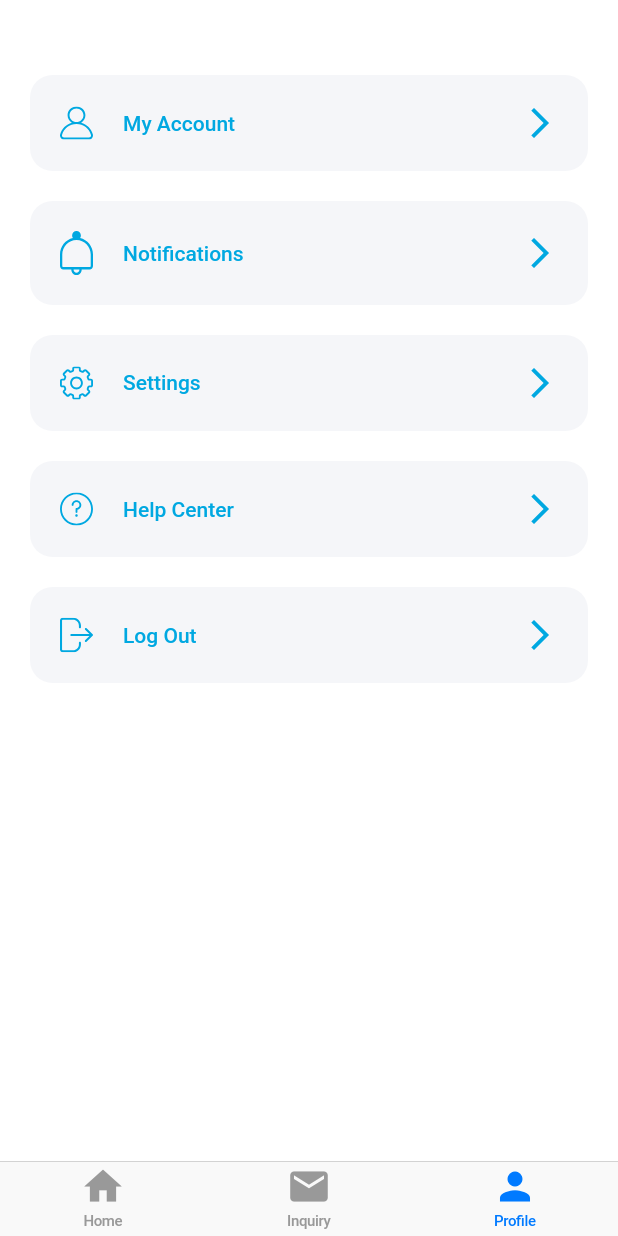
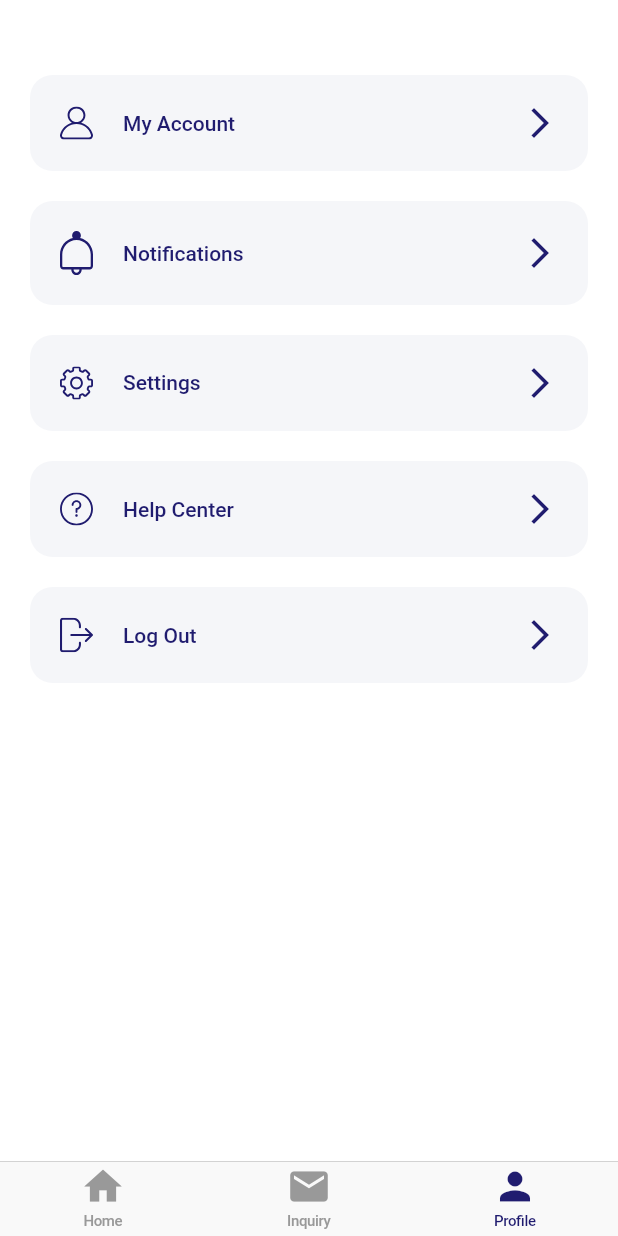
Before and after one commit to AliJasim03/Awal, a Flutter app: the screen it shows after launch, item 3 of the bottom bar chosen, on a phone screen of 412 x 824 dp. Run offline on Flutter 3.47's test engine with Material 2 defaults, Android fonts, the phone set to English and light mode, and no system bars; our stand-ins replace flutter_svg.

Commit message:
[Colors & Font] fixes

```diff
--- a/lib/components/category_card.dart
+++ b/lib/components/category_card.dart
@@ -38,7 +38,7 @@ class CategoryCard extends StatelessWidget {
               alignment: Alignment.bottomRight,
               child: Icon(
                 Icons.arrow_forward_ios_outlined,
-                color: kPrimaryColor,
+                color: kPrimaryColorDark,
               ),
             ),
           ),
--- a/lib/constants.dart
+++ b/lib/constants.dart
@@ -1,11 +1,11 @@
 import 'package:flutter/material.dart';
 
-const kPrimaryColor = Color.fromRGBO(0, 168, 225, 100);
+const kPrimaryColor = Color.fromRGBO(0, 169, 225, 1);
 
-const kPrimaryColorDark = Color.fromRGBO(32, 28, 111, 100);
-// const kPrimaryColorDark = Color.fromRGBO(6, 28, 115, 100);
+const kPrimaryColorDark = Color.fromRGBO(32, 28, 111, 1);
+// const kPrimaryColorDark = Color.fromRGBO(6, 28, 115, 1);
 
-const kSecondryColor = Color.fromRGBO(119, 129, 123, 100);
+const kSecondryColor = Color.fromRGBO(119, 129, 123, 1);
 
 const kSecondryColorDark = Colors.black;
 
--- a/lib/main.dart
+++ b/lib/main.dart
@@ -1,3 +1,4 @@
+import 'package:awal/constants.dart';
 import 'package:awal/models/cart.dart';
 import 'package:flutter/cupertino.dart';
 import 'package:provider/provider.dart';
@@ -16,7 +17,8 @@ class Awal extends StatelessWidget {
   Widget build(BuildContext context) {
     return CupertinoApp(
       debugShowCheckedModeBanner: false,
-      theme: const CupertinoThemeData(brightness: Brightness.light),
+      theme:
+          const CupertinoThemeData(brightness: Brightness.light, primaryColor: kPrimaryColorDark),
       home: ChangeNotifierProvider(
         create: (context) => Cart(),
         child: const Navigation(),
--- a/lib/views/profile/components/profile_menu.dart
+++ b/lib/views/profile/components/profile_menu.dart
@@ -17,26 +17,25 @@ class ProfileMenu extends StatelessWidget {
   @override
   Widget build(BuildContext context) {
     return Padding(
-      padding: EdgeInsets.symmetric(horizontal: 20, vertical: 10),
+      padding: const EdgeInsets.symmetric(horizontal: 20, vertical: 10),
       child: TextButton(
         style: TextButton.styleFrom(
-          primary: kPrimaryColor,
-          padding: EdgeInsets.all(20),
-          shape:
-              RoundedRectangleBorder(borderRadius: BorderRadius.circular(15)),
-          backgroundColor: Color(0xFFF5F6F9),
+          foregroundColor: kPrimaryColorDark,
+          padding: const EdgeInsets.all(20),
+          shape: RoundedRectangleBorder(borderRadius: BorderRadius.circular(15)),
+          backgroundColor: const Color(0xFFF5F6F9),
         ),
         onPressed: press,
         child: Row(
           children: [
             SvgPicture.asset(
               icon,
-              color: kPrimaryColor,
+              colorFilter: const ColorFilter.mode(kPrimaryColorDark, BlendMode.srcIn),
               width: 22,
             ),
-            SizedBox(width: 20),
+            const SizedBox(width: 20),
             Expanded(child: Text(text)),
-            Icon(Icons.arrow_forward_ios),
+            const Icon(Icons.arrow_forward_ios),
           ],
         ),
       ),
```
Also changed, not shown: lib/components/action_sheet.dart (+18 -4 lines).
